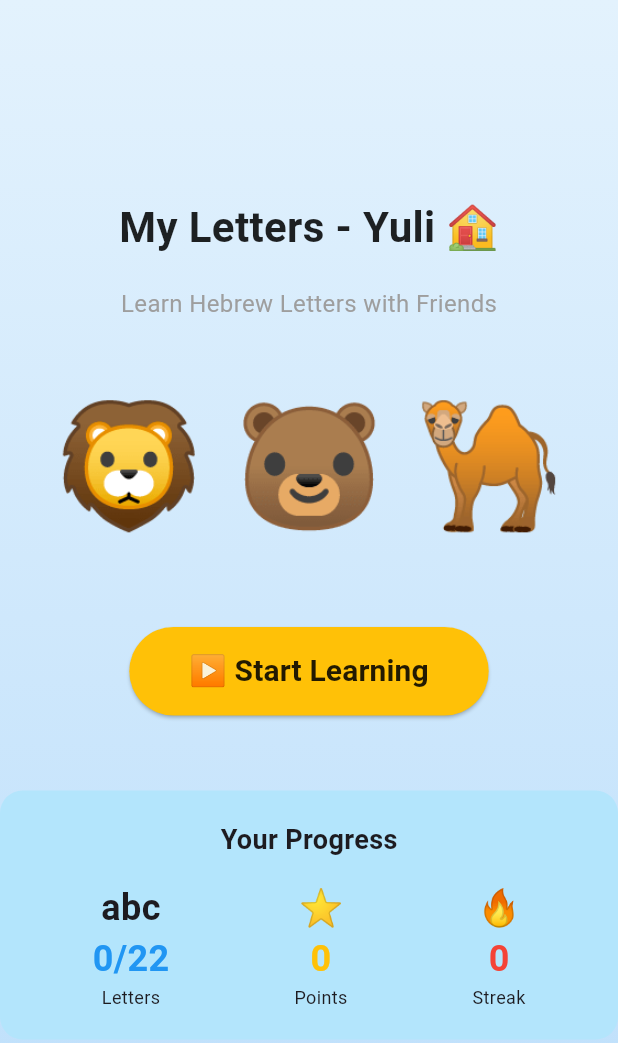
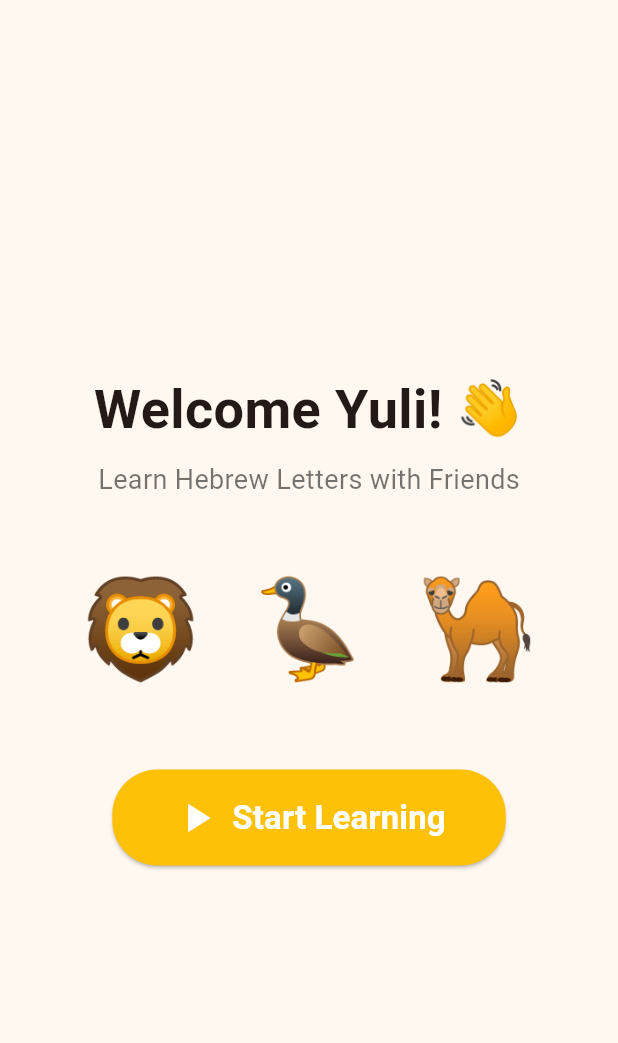
Before and after one commit to oferitzhaki/yuli_my_letters, a Flutter app: the screen it shows after launch, on a phone screen of 412 x 824 dp. Shown: the top 1043 px of the screen. Run offline on Flutter 3.47's test engine with Material 3 defaults, Android fonts, the phone set to English and light mode, and no system bars; our stand-ins replace just_audio.

```diff
--- a/lib/main.dart
+++ b/lib/main.dart
@@ -1,4 +1,5 @@
 import 'package:flutter/material.dart';
+
 import 'screens/learn_screen.dart';
 
 void main() {
@@ -6,192 +7,69 @@ void main() {
 }
 
 class MyApp extends StatelessWidget {
-  const MyApp({Key? key}) : super(key: key);
+  const MyApp({super.key});
 
   @override
   Widget build(BuildContext context) {
     return MaterialApp(
       title: 'My Letters - Yuli',
+      debugShowCheckedModeBanner: false,
       theme: ThemeData(
-        primarySwatch: Colors.blue,
+        colorSchemeSeed: Colors.deepOrange,
         useMaterial3: true,
       ),
       home: const HomeScreen(),
-      debugShowCheckedModeBanner: false,
     );
   }
 }
 
 class HomeScreen extends StatelessWidget {
-  const HomeScreen({Key? key}) : super(key: key);
+  const HomeScreen({super.key});
 
   @override
   Widget build(BuildContext context) {
     return Scaffold(
-      body: Container(
-        decoration: const BoxDecoration(
-          gradient: LinearGradient(
-            begin: Alignment.topCenter,
-            end: Alignment.bottomCenter,
-            colors: [Color(0xFFE3F2FD), Color(0xFFBBDEFB)],
-          ),
-        ),
+      backgroundColor: const Color(0xFFFFF8F0),
+      body: SafeArea(
         child: Center(
           child: SingleChildScrollView(
+            padding: const EdgeInsets.all(24),
             child: Column(
-              mainAxisAlignment: MainAxisAlignment.center,
               children: [
-                // Header
                 const Text(
-                  'My Letters - Yuli 🏠',
-                  style: TextStyle(
-                    fontSize: 28,
-                    fontWeight: FontWeight.bold,
-                    color: Colors.black87,
-                  ),
+                  'Welcome Yuli! 👋',
+                  style: TextStyle(fontSize: 36, fontWeight: FontWeight.bold),
                 ),
-                const SizedBox(height: 20),
-
-                // Subtitle
+                const SizedBox(height: 8),
                 const Text(
                   'Learn Hebrew Letters with Friends',
-                  style: TextStyle(
-                    fontSize: 16,
-                    color: Colors.grey,
-                  ),
+                  style: TextStyle(fontSize: 18, color: Colors.black54),
                 ),
                 const SizedBox(height: 40),
-
-                // Three animals
-                Row(
-                  mainAxisAlignment: MainAxisAlignment.center,
-                  children: const [
-                    Text('🦁', style: TextStyle(fontSize: 80)),
-                    SizedBox(width: 20),
-                    Text('🐻', style: TextStyle(fontSize: 80)),
-                    SizedBox(width: 20),
-                    Text('🐪', style: TextStyle(fontSize: 80)),
-                  ],
-                ),
-                const SizedBox(height: 50),
-
-                // Start Learning Button
-                ElevatedButton(
+                const Text('🦁  🦆  🐪', style: TextStyle(fontSize: 64)),
+                const SizedBox(height: 48),
+                ElevatedButton.icon(
                   onPressed: () {
                     Navigator.push(
                       context,
-                      MaterialPageRoute(
-                        builder: (_) => const LearnScreen(),
-                      ),
+                      MaterialPageRoute(builder: (_) => const LearnScreen()),
                     );
                   },
+                  icon: const Icon(Icons.play_arrow, size: 32),
+                  label: const Text(
+                    'Start Learning',
+                    style: TextStyle(fontSize: 22, fontWeight: FontWeight.bold),
+                  ),
                   style: ElevatedButton.styleFrom(
                     backgroundColor: const Color(0xFFFFC107),
+                    foregroundColor: Colors.white,
                     padding: const EdgeInsets.symmetric(
                       horizontal: 40,
-                      vertical: 15,
+                      vertical: 16,
                     ),
                     shape: RoundedRectangleBorder(
                       borderRadius: BorderRadius.circular(30),
                     ),
-                  ),
-                  child: const Text(
-                    '▶ Start Learning',
-                    style: TextStyle(
-                      fontSize: 20,
-                      fontWeight: FontWeight.bold,
-                      color: Colors.black87,
-                    ),
-                  ),
-                ),
-                const SizedBox(height: 50),
-
-                // Progress Box
-                Container(
-                  padding: const EdgeInsets.all(20),
-                  decoration: BoxDecoration(
-                    color: Colors.lightBlue.shade100,
-                    borderRadius: BorderRadius.circular(15),
-                  ),
-                  child: Column(
-                    children: [
-                      const Text(
-                        'Your Progress',
-                        style: TextStyle(
-                          fontSize: 18,
-                          fontWeight: FontWeight.bold,
-                        ),
-                      ),
-                      const SizedBox(height: 15),
-                      Row(
-                        mainAxisAlignment: MainAxisAlignment.spaceAround,
-                        children: [
-                          Column(
-                            children: const [
-                              Text(
-                                'abc',
-                                style: TextStyle(
-                                  fontSize: 24,
-                                  fontWeight: FontWeight.bold,
-                                ),
-                              ),
-                              Text(
-                                '0/22',
-                                style: TextStyle(
-                                  fontSize: 24,
-                                  fontWeight: FontWeight.bold,
-                                  color: Colors.blue,
-                                ),
-                              ),
-                              Text(
-                                'Letters',
-                                style: TextStyle(fontSize: 12),
-                              ),
-                            ],
-                          ),
-                          Column(
-                            children: const [
-                              Text(
-                                '⭐',
-                                style: TextStyle(fontSize: 24),
-                              ),
-                              Text(
-                                '0',
-                                style: TextStyle(
-                                  fontSize: 24,
-                                  fontWeight: FontWeight.bold,
-                                  color: Colors.amber,
-                                ),
-                              ),
-                              Text(
-                                'Points',
-                                style: TextStyle(fontSize: 12),
-                              ),
-                            ],
-                          ),
-                          Column(
-                            children: const [
-                              Text(
-                                '🔥',
-                                style: TextStyle(fontSize: 24),
-                              ),
-                              Text(
-                                '0',
-                                style: TextStyle(
-                                  fontSize: 24,
-                                  fontWeight: FontWeight.bold,
-                                  color: Colors.red,
-                                ),
-                              ),
-                              Text(
-                                'Streak',
-                                style: TextStyle(fontSize: 12),
-                              ),
-                            ],
-                          ),
-                        ],
-                      ),
-                    ],
                   ),
                 ),
               ],
```
Also changed, not shown: lib/constants/hebrew_characters.dart (added, +42 -0 lines), lib/screens/learn_screen.dart (added, +287 -0 lines), 5 other files.
